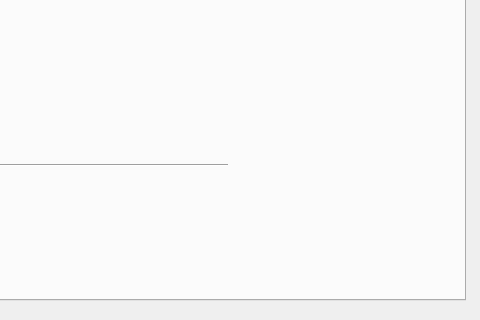
This is ui_files/herramienta_trapecios_v12.ui in Sady-Guzman/herramienta_practica as Qt 5 draws it before an edit; both pictures show x 645 to 1125 and y 360 to 680 of the 1125 by 680 pixel window. The edited form follows.
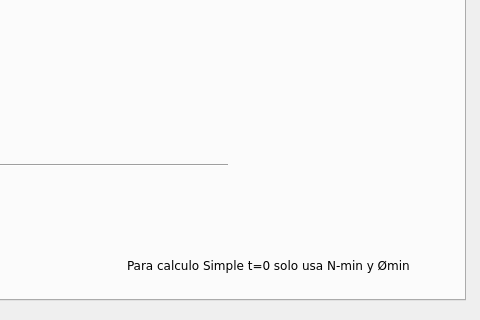
This is the edited form. The open tabs and pages were chosen to show the change.

Commit message: agg label instrucciones a TAB3 Arm. Pas.

What changed in the file:
```diff
--- a/ui_files/herramienta_trapecios_v12.ui
+++ b/ui_files/herramienta_trapecios_v12.ui
@@ -1302,6 +1302,19 @@
       <string>Inercia Barras [m4]:</string>
      </property>
     </widget>
+    <widget class="QLabel" name="tab3_instrucciones">
+     <property name="geometry">
+      <rect>
+       <x>760</x>
+       <y>590</y>
+       <width>311</width>
+       <height>16</height>
+      </rect>
+     </property>
+     <property name="text">
+      <string>Para calculo Simple t=0 solo usa N-min y Ømin</string>
+     </property>
+    </widget>
    </widget>
    <widget class="QWidget" name="tab_4">
     <attribute name="title">
```
Left out of the diff: 8 changed lines with no effect on the pictures. The commit also changes 1 other file.
